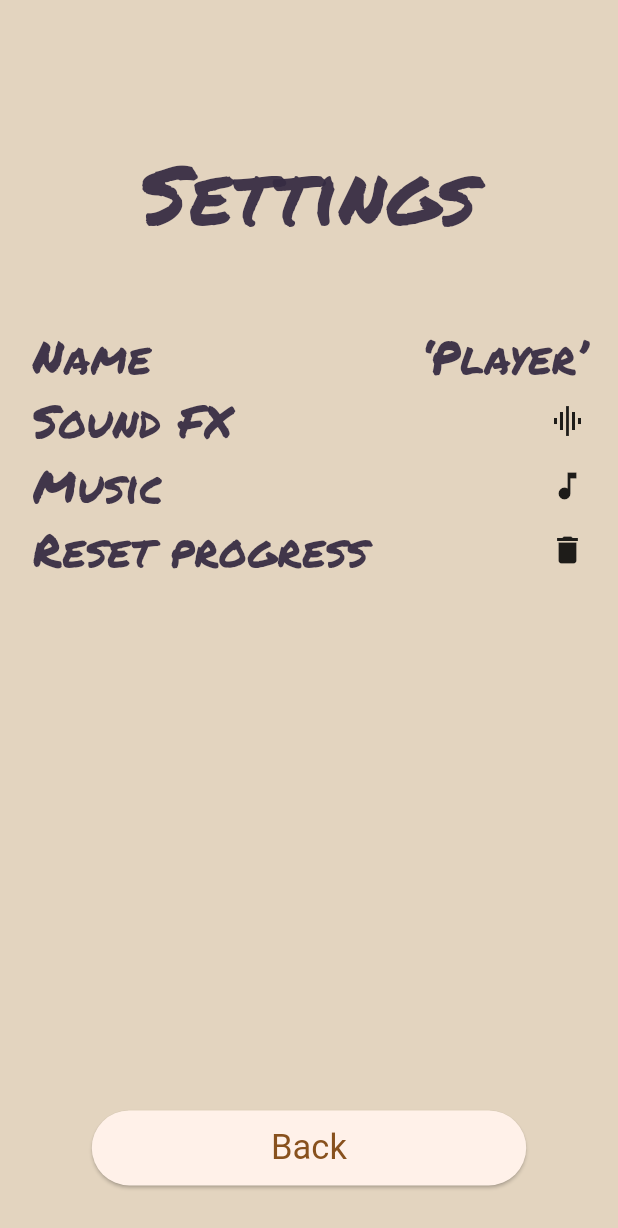
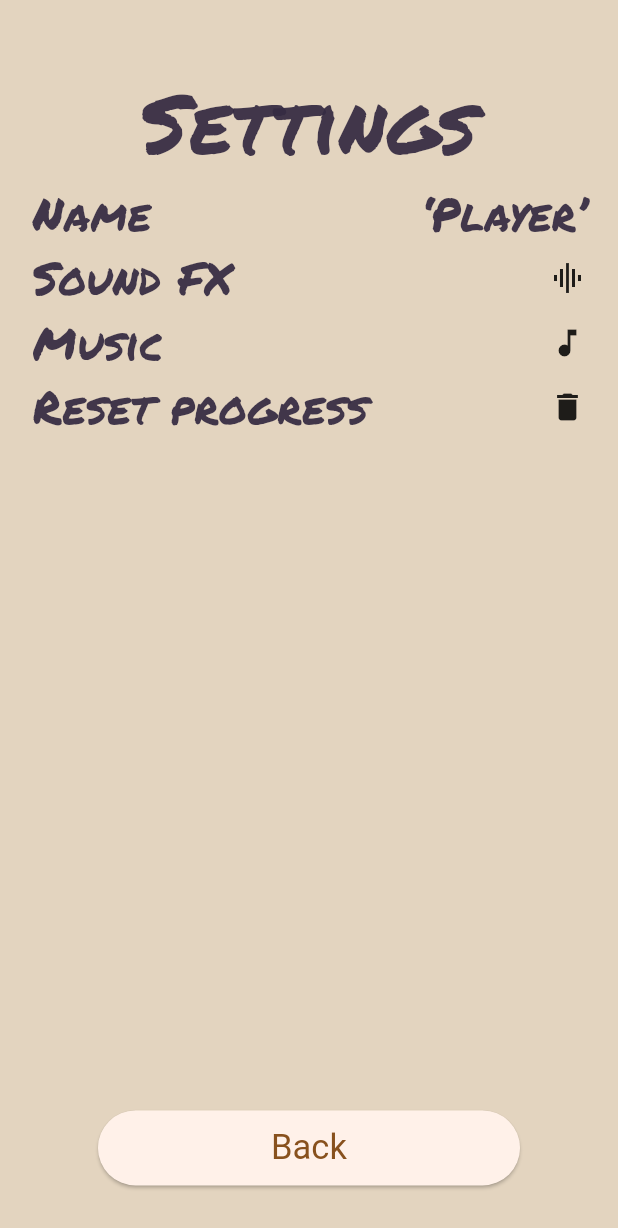
Before and after one commit to Pandin00/Matematiko, a Flutter app: the SettingsScreen screen opened by its route, on a phone screen of 412 x 824 dp. Shown: the top 1228 px of the screen. Run offline on Flutter 3.47's test engine with Material 3 defaults, Android fonts, the phone set to English and light mode, and no system bars; our stand-ins replace audioplayers, cloud_firestore, firebase_core, go_router, shared_preferences; accounts and stored records are empty.

```diff
--- a/mentematiko/lib/router.dart
+++ b/mentematiko/lib/router.dart
@@ -3,7 +3,6 @@
 // BSD-style license that can be found in the LICENSE file.
 
 import 'package:card/main_menu/login.dart';
-import 'package:card/main_menu/login_or_register_screen.dart';
 import 'package:card/main_menu/register.dart';
 import 'package:card/models/user.dart';
 import 'package:card/services/login_register_service.dart';
@@ -33,15 +32,6 @@ final router = GoRouter(
       builder: (context, state) => const MainMenuScreen(key: Key('main menu')),
       routes: [
         GoRoute(
-            path: 'loginOrRegister',
-            pageBuilder: (context, state) => buildMyTransition<void>(
-                  key: ValueKey('loginOrRegister'),
-                  color: context.watch<Palette>().backgroundPlaySession,
-                  child: const LoginOrRegister(
-                    key: Key('level selection'),
-                  ),
-                )),
-        GoRoute(
             path: 'login',
             pageBuilder: (context, state) => buildMyTransition<void>(
                   key: ValueKey('login'),
@@ -61,14 +51,13 @@ final router = GoRouter(
         GoRoute(
             path: 'userMenu',
             pageBuilder: (context, state) {
-                UserMenu menu=UserMenu(key:Key('userMenu'),user:state.extra as User );
-                return buildMyTransition(
+              UserMenu menu =
+                  UserMenu(key: Key('userMenu'), user: state.extra as User);
+              return buildMyTransition(
                   child: menu,
                   color: context.watch<Palette>().backgroundPlaySession,
-                  key: ValueKey('userMenu')
-                );
-
-        },
+                  key: ValueKey('userMenu'));
+            },
             routes: [
               GoRoute(
                   path: 'newTournament',
--- a/mentematiko/lib/settings/settings_screen.dart
+++ b/mentematiko/lib/settings/settings_screen.dart
@@ -16,7 +16,18 @@ import 'settings.dart';
 class SettingsScreen extends StatelessWidget {
   const SettingsScreen({super.key});
 
-  static const _gap = SizedBox(height: 60);
+  static SizedBox getGapHeight(BuildContext context) {
+    final mediaQuery = MediaQuery.of(context);
+    double screenHeight = MediaQuery.of(context).size.height;
+    var padding;
+    if (screenHeight > 718) {
+      padding = mediaQuery.size.width * 0.03;
+    } else {
+      padding = mediaQuery.size.width * 0;
+    }
+
+    return SizedBox(height: padding);
+  }
 
   @override
   Widget build(BuildContext context) {
@@ -28,7 +39,7 @@ class SettingsScreen extends StatelessWidget {
       body: ResponsiveScreen(
         squarishMainArea: ListView(
           children: [
-            _gap,
+            getGapHeight(context),
             const Text(
               'Settings',
               textAlign: TextAlign.center,
@@ -38,7 +49,7 @@ class SettingsScreen extends StatelessWidget {
                 height: 1,
               ),
             ),
-            _gap,
+            getGapHeight(context),
             const _NameChangeLine(
               'Name',
             ),
@@ -71,7 +82,7 @@ class SettingsScreen extends StatelessWidget {
                 );
               },
             ),
-            _gap,
+            getGapHeight(context),
           ],
         ),
         rectangularMenuArea: MyButton(
--- a/mentematiko/lib/style/my_button.dart
+++ b/mentematiko/lib/style/my_button.dart
@@ -15,11 +15,16 @@ class MyButton extends StatefulWidget {
   final double height;
   final double maxHeight;
 
-  const MyButton({super.key, required this.child, this.onPressed,
-    this.padding = const EdgeInsets.all(20.0), this.maxWidth = 500,
-    this.height = double.infinity, this.maxHeight = 90,
+  const MyButton({
+    super.key,
+    required this.child,
+    this.onPressed,
+    this.padding = const EdgeInsets.all(20.0),
+    this.maxWidth = 500,
+    this.height = double.infinity,
+    this.maxHeight = 90,
     this.width = double.infinity,
-});
+  });
 
   @override
   State<MyButton> createState() => _MyButtonState();
@@ -50,12 +55,13 @@ class _MyButtonState extends State<MyButton>
       child: RotationTransition(
         turns: _controller.drive(const _MySineTween(0.005)),
         child: Container(
-          height: min(MediaQuery.of(context).size.height * 0.8, widget.maxHeight),
-          width: min(MediaQuery.of(context).size.width * 0.8, widget.maxWidth),
+          height:
+              min(MediaQuery.of(context).size.height * 0.78, widget.maxHeight),
+          width: min(MediaQuery.of(context).size.width * 0.78, widget.maxWidth),
           padding: widget.padding,
           child: ElevatedButton(
             style: TextButton.styleFrom(
-               textStyle: const TextStyle(fontSize: 23),
+              textStyle: const TextStyle(fontSize: 23),
             ),
             onPressed: widget.onPressed,
             child: widget.child,
```
Also changed, not shown: mentematiko/lib/main_menu/login.dart (+14 -5 lines), mentematiko/lib/main_menu/login_or_register_screen.dart (deleted, +0 -33 lines), mentematiko/lib/main_menu/main_menu_screen.dart (+25 -7 lines), mentematiko/lib/main_menu/register.dart (+18 -7 lines), mentematiko/lib/models/role.dart (+1 -6 lines), mentematiko/lib/models/user.dart (+10 -15 lines), mentematiko/lib/user_pages/new_tournament.dart (+13 -2 lines), mentematiko/lib/user_pages/user_menu.dart (+17 -5 lines).
